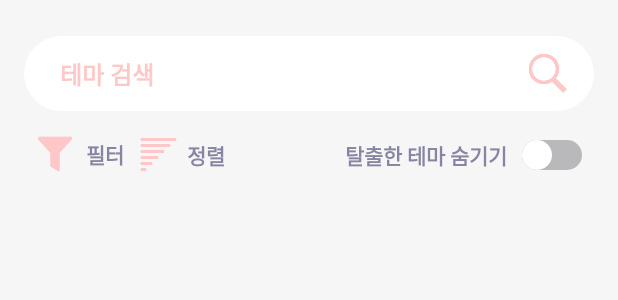
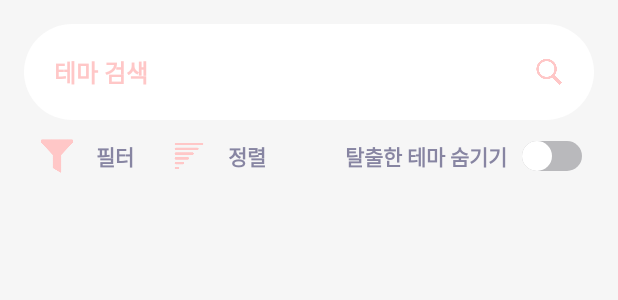
Before and after one commit to liqurt/Moabang, an Android app: the layout fragment_theme.xml on its own in the app's theme, with its tools: preview values and no code run, on a phone screen of 412 x 824 dp. Shown: the top 300 px of the screen. Run offline under Robolectric (Android 15) with nearby library versions, the phone set to English and light mode, and no system bars.

Commit message:
[S06P31D205-33]style : :art: 테마 UI 수정

```diff
--- a/AOS/app/src/main/res/layout/fragment_my_page.xml
+++ b/AOS/app/src/main/res/layout/fragment_my_page.xml
@@ -46,6 +46,7 @@
             android:layout_width="wrap_content"
             android:layout_height="wrap_content"
             android:text="USER NAME"
+            android:textColor="@color/moabang_gray"
             android:textSize="24sp"
             app:layout_constraintBottom_toTopOf="@+id/tv_mypageF_userEmail"
             app:layout_constraintStart_toEndOf="@+id/civ_mypageF"
--- a/AOS/app/src/main/res/layout/fragment_theme.xml
+++ b/AOS/app/src/main/res/layout/fragment_theme.xml
@@ -7,118 +7,67 @@
     android:background="@color/moabang_lightGray"
     tools:context=".src.main.ThemeFragment">
 
-
-    <ImageView
-        android:id="@+id/iv_themeF_search"
+    <EditText
+        android:id="@+id/et_themeF_search"
         android:layout_width="0dp"
-        android:layout_height="50dp"
+        android:layout_height="wrap_content"
         android:layout_marginStart="16dp"
-        android:layout_marginTop="24dp"
+        android:layout_marginTop="16dp"
         android:layout_marginEnd="16dp"
-        android:src="@drawable/rounded_rectangle_search"
+        android:background="@drawable/rounded_rectangle_search"
+        android:drawableEnd="@drawable/icon_search_mini"
+        android:ems="10"
+        android:hint="테마 검색"
+        android:inputType="textPersonName"
+        android:minHeight="48dp"
+        android:padding="20dp"
+        android:textColor="@color/moabang_pink"
+        android:textColorHint="@color/moabang_pink"
+        android:textSize="16sp"
+        android:textStyle="bold"
         app:layout_constraintEnd_toEndOf="parent"
         app:layout_constraintStart_toStartOf="parent"
         app:layout_constraintTop_toTopOf="parent" />
 
-    <TextView
-        android:id="@+id/tv_themeF_search"
+    <androidx.appcompat.widget.AppCompatButton
+        android:id="@+id/btn_themeF_filter"
         android:layout_width="wrap_content"
         android:layout_height="wrap_content"
-        android:layout_marginStart="24dp"
-        android:text="테마 검색"
-        android:textColor="@color/moabang_pink"
-        android:textSize="16dp"
-        android:textStyle="bold"
-        app:layout_constraintBottom_toBottomOf="@+id/iv_themeF_search"
-        app:layout_constraintEnd_toStartOf="@+id/et_themeF_search"
-        app:layout_constraintStart_toStartOf="@+id/iv_themeF_search"
-        app:layout_constraintTop_toTopOf="@+id/iv_themeF_search" />
-
-    <EditText
-        android:id="@+id/et_themeF_search"
-        android:layout_width="0dp"
-        android:layout_height="wrap_content"
-        android:layout_marginStart="8dp"
-        android:layout_marginEnd="8dp"
-        android:background="@null"
-        android:ems="10"
-        android:inputType="textPersonName"
-        android:textSize="16dp"
-        app:layout_constraintBottom_toBottomOf="@+id/iv_themeF_search"
-        app:layout_constraintEnd_toStartOf="@+id/iv_themeF_search_btn"
-        app:layout_constraintStart_toEndOf="@+id/tv_themeF_search"
-        app:layout_constraintTop_toTopOf="@+id/iv_themeF_search" />
-
-    <ImageView
-        android:id="@+id/iv_themeF_search_btn"
-        android:layout_width="30dp"
-        android:layout_height="30dp"
-        android:layout_marginEnd="16dp"
-        android:src="@drawable/icon_search"
-        app:layout_constraintBottom_toBottomOf="@+id/iv_themeF_search"
-        app:layout_constraintEnd_toEndOf="@+id/iv_themeF_search"
-        app:layout_constraintStart_toEndOf="@+id/et_themeF_search"
-        app:layout_constraintTop_toTopOf="@+id/iv_themeF_search" />
-
-    <ImageView
-        android:id="@+id/iv_themeF_filter"
-        android:layout_width="25dp"
-        android:layout_height="25dp"
-        android:layout_marginStart="24dp"
-        android:layout_marginTop="16dp"
-        android:layout_marginEnd="8dp"
-        android:src="@drawable/icon_filter"
-        app:layout_constraintEnd_toStartOf="@+id/tv_themeF_filter"
-        app:layout_constraintHorizontal_chainStyle="spread"
-        app:layout_constraintStart_toStartOf="parent"
-        app:layout_constraintTop_toBottomOf="@+id/iv_themeF_search" />
-
-    <TextView
-        android:id="@+id/tv_themeF_filter"
-        android:layout_width="wrap_content"
-        android:layout_height="wrap_content"
-        android:layout_marginEnd="8dp"
+        android:layout_marginStart="16dp"
+        android:background="@android:color/transparent"
+        android:drawableLeft="@drawable/icon_filter_mini"
+        android:paddingStart="10dp"
         android:text="필터"
         android:textColor="@color/moabang_gray"
         android:textSize="14dp"
         android:textStyle="bold"
-        app:layout_constraintBottom_toBottomOf="@+id/iv_themeF_filter"
-        app:layout_constraintEnd_toStartOf="@+id/iv_themeF_sort"
-        app:layout_constraintStart_toEndOf="@+id/iv_themeF_filter"
-        app:layout_constraintTop_toTopOf="@+id/iv_themeF_filter" />
+        app:layout_constraintEnd_toStartOf="@+id/btn_themeF_sort"
+        app:layout_constraintStart_toStartOf="parent"
+        app:layout_constraintTop_toBottomOf="@+id/et_themeF_search" />
 
-    <ImageView
-        android:id="@+id/iv_themeF_sort"
-        android:layout_width="30dp"
-        android:layout_height="30dp"
-        android:layout_marginEnd="4dp"
-        android:src="@drawable/icon_sort"
-        app:layout_constraintBottom_toBottomOf="@+id/tv_themeF_filter"
-        app:layout_constraintEnd_toStartOf="@+id/tv_themeF_sort"
-        app:layout_constraintStart_toEndOf="@+id/tv_themeF_filter"
-        app:layout_constraintTop_toTopOf="@+id/tv_themeF_filter" />
-
-    <TextView
-        android:id="@+id/tv_themeF_sort"
+    <androidx.appcompat.widget.AppCompatButton
+        android:id="@+id/btn_themeF_sort"
         android:layout_width="wrap_content"
         android:layout_height="wrap_content"
+        android:background="@android:color/transparent"
+        android:drawableLeft="@drawable/icon_sort_mini"
+        android:paddingStart="10dp"
         android:text="정렬"
         android:textColor="@color/moabang_gray"
         android:textSize="14dp"
         android:textStyle="bold"
-        app:layout_constraintBottom_toBottomOf="@+id/iv_themeF_sort"
         app:layout_constraintEnd_toStartOf="@+id/blank_themeF"
-        app:layout_constraintStart_toEndOf="@id/iv_themeF_sort"
-        app:layout_constraintTop_toTopOf="@+id/iv_themeF_sort" />
+        app:layout_constraintStart_toEndOf="@+id/btn_themeF_filter"
+        app:layout_constraintTop_toTopOf="@+id/btn_themeF_filter" />
 
     <View
         android:id="@+id/blank_themeF"
         android:layout_width="0dp"
         android:layout_height="0dp"
-        app:layout_constraintBottom_toBottomOf="@+id/tv_themeF_sort"
+        app:layout_constraintBottom_toBottomOf="@+id/btn_themeF_sort"
         app:layout_constraintEnd_toStartOf="@+id/switch_themeF"
-        app:layout_constraintStart_toEndOf="@+id/tv_themeF_sort"
-        app:layout_constraintTop_toTopOf="@+id/tv_themeF_sort" />
+        app:layout_constraintStart_toEndOf="@+id/btn_themeF_sort"
+        app:layout_constraintTop_toTopOf="@+id/btn_themeF_sort" />
 
     <Switch
         android:id="@+id/switch_themeF"
@@ -144,13 +93,13 @@
         android:layout_width="match_parent"
         android:layout_height="0dp"
         android:layout_marginStart="8dp"
-        android:layout_marginTop="16dp"
+        android:layout_marginTop="8dp"
         android:layout_marginEnd="8dp"
         android:layout_marginBottom="16dp"
         app:layout_constraintBottom_toBottomOf="parent"
         app:layout_constraintEnd_toEndOf="parent"
         app:layout_constraintStart_toStartOf="parent"
-        app:layout_constraintTop_toBottomOf="@+id/iv_themeF_sort" />
+        app:layout_constraintTop_toBottomOf="@+id/btn_themeF_sort" />
 
 
 </androidx.constraintlayout.widget.ConstraintLayout>
--- a/AOS/app/src/main/res/layout/list_theme_item.xml
+++ b/AOS/app/src/main/res/layout/list_theme_item.xml
@@ -25,7 +25,7 @@
         android:layout_marginStart="16dp"
         android:text="테마 이름"
         android:textColor="@color/moabang_gray"
-        android:textSize="22dp"
+        android:textSize="20dp"
         app:layout_constraintStart_toEndOf="@+id/iv_themeL_img"
         app:layout_constraintTop_toTopOf="parent" />
 
@@ -36,7 +36,7 @@
         android:layout_marginTop="4dp"
         android:text="카페이름"
         android:textColor="@color/moabang_pink"
-        android:textSize="16dp"
+        android:textSize="14dp"
         app:layout_constraintStart_toStartOf="@+id/tv_themeL_theme_name"
         app:layout_constraintTop_toBottomOf="@+id/tv_themeL_theme_name" />
 
--- a/AOS/app/src/main/res/values-night/themes.xml
+++ b/AOS/app/src/main/res/values-night/themes.xml
@@ -10,7 +10,7 @@
         <item name="colorSecondaryVariant">@color/teal_200</item>
         <item name="colorOnSecondary">@color/black</item>
         <!-- Status bar color. -->
-        <item name="android:statusBarColor" tools:targetApi="l">?attr/colorPrimaryVariant</item>
+        <item name="android:statusBarColor">@color/moabang_pink</item>
         <!-- Customize your theme here. -->
     </style>
 </resources>
```
